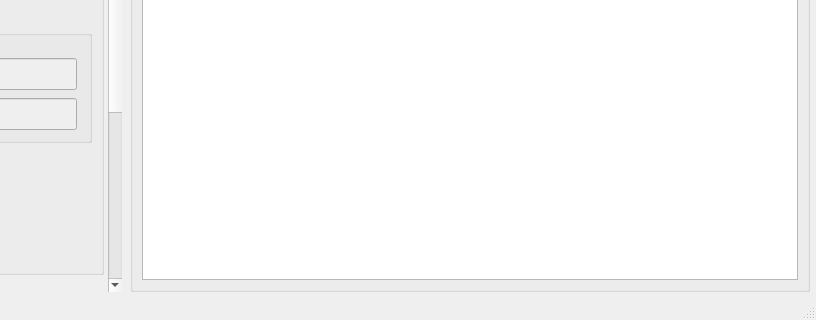
The window that fx/ui/resources/forensic_qt6.ui (Futhark1393/Remote-Forensic-Imager) describes before a commit, drawn with Qt 5; both pictures show x 464 to 1280 and y 580 to 900 of the 1280 by 900 pixel window.
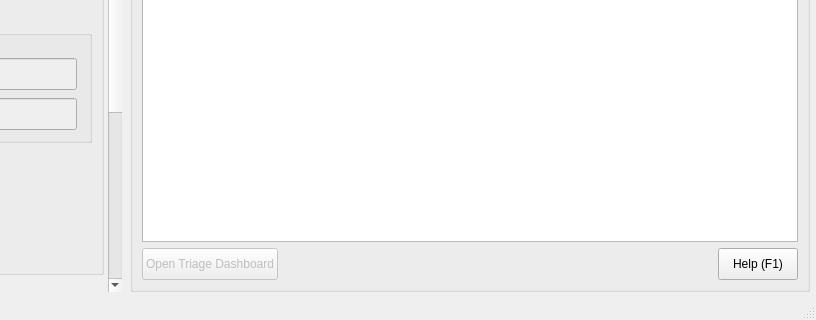
The same window after the commit.

The edit to the form file:
```diff
--- a/fx/ui/resources/forensic_qt6.ui
+++ b/fx/ui/resources/forensic_qt6.ui
@@ -613,6 +613,32 @@
        <item>
         <widget class="QTextEdit" name="txt_log"/>
        </item>
+       <item>
+        <layout class="QHBoxLayout" name="hLayout_console_actions">
+         <property name="spacing"><number>8</number></property>
+         <item>
+          <widget class="QPushButton" name="btn_open_dashboard">
+           <property name="text"><string>Open Triage Dashboard</string></property>
+           <property name="enabled"><bool>false</bool></property>
+           <property name="minimumSize"><size><width>0</width><height>32</height></size></property>
+           <property name="toolTip"><string>Open the generated triage dashboard in your browser</string></property>
+          </widget>
+         </item>
+         <item>
+          <spacer name="hSpacer_console">
+           <property name="orientation"><enum>Qt::Horizontal</enum></property>
+           <property name="sizeHint"><size><width>40</width><height>20</height></size></property>
+          </spacer>
+         </item>
+         <item>
+          <widget class="QPushButton" name="btn_help">
+           <property name="text"><string>Help (F1)</string></property>
+           <property name="minimumSize"><size><width>0</width><height>32</height></size></property>
+           <property name="toolTip"><string>Show keyboard shortcuts and tips</string></property>
+          </widget>
+         </item>
+        </layout>
+       </item>
       </layout>
      </widget>
     </item>
```
